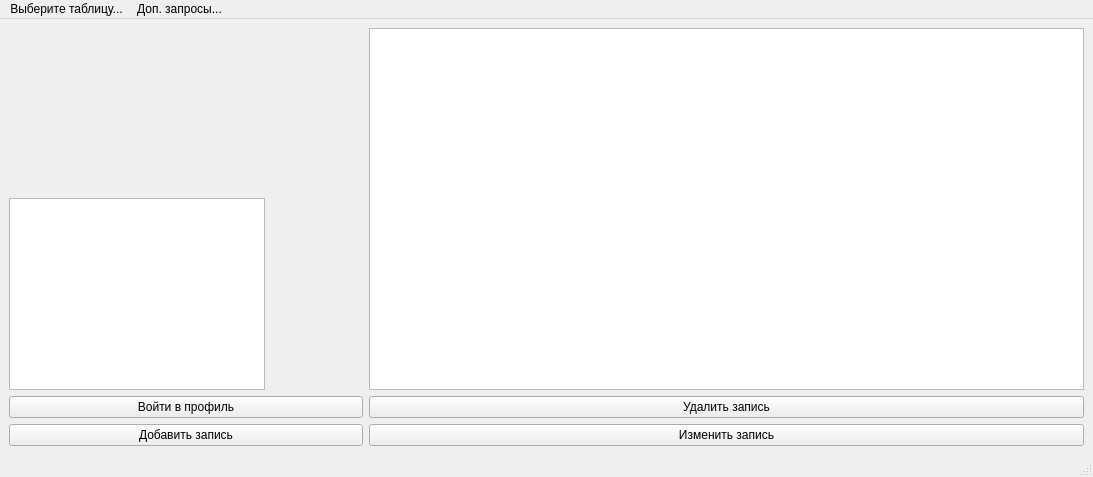
The window that CourseDB-2/mainwindow.ui (RDaniil1/SQLcourse) describes before a commit, drawn with Qt 5.
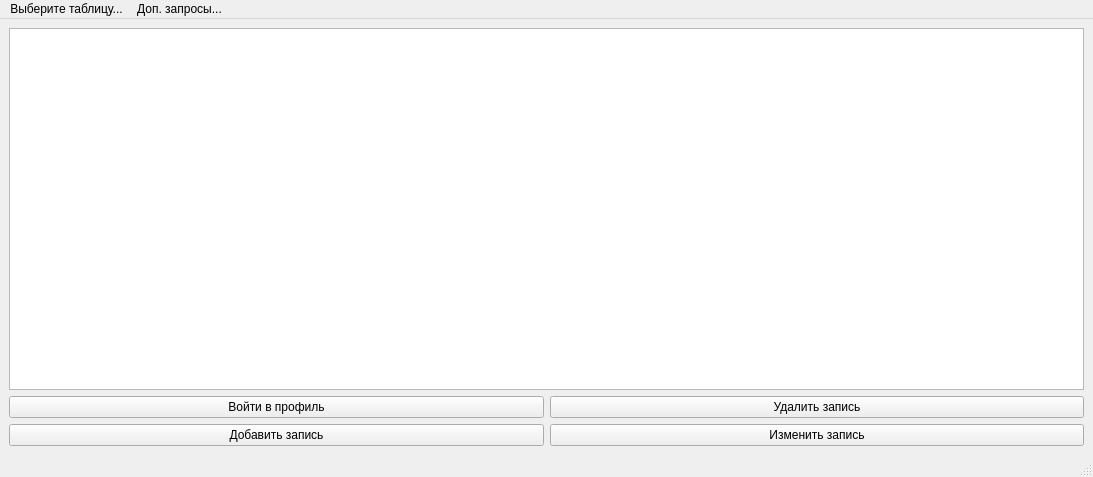
The same window after the commit.

Diff of the .ui file:
```diff
--- a/CourseDB-2/mainwindow.ui
+++ b/CourseDB-2/mainwindow.ui
@@ -17,16 +17,6 @@
    <layout class="QVBoxLayout" name="verticalLayout">
     <item>
      <layout class="QGridLayout" name="gridLayout">
-      <item row="2" column="1" alignment="Qt::AlignLeft|Qt::AlignBottom">
-       <widget class="QListWidget" name="listWidget"/>
-      </item>
-      <item row="4" column="1">
-       <widget class="QPushButton" name="addButton">
-        <property name="text">
-         <string>Добавить запись</string>
-        </property>
-       </widget>
-      </item>
       <item row="4" column="3" colspan="2">
        <widget class="QPushButton" name="editButton">
         <property name="text">
@@ -41,21 +31,21 @@
         </property>
        </widget>
       </item>
-      <item row="3" column="1">
+      <item row="3" column="1" colspan="2">
        <widget class="QPushButton" name="loginButton">
         <property name="text">
          <string>Войти в профиль</string>
         </property>
        </widget>
       </item>
-      <item row="1" column="1" alignment="Qt::AlignBottom">
-       <widget class="QLabel" name="label">
+      <item row="4" column="1" colspan="2">
+       <widget class="QPushButton" name="addButton">
         <property name="text">
-         <string/>
+         <string>Добавить запись</string>
         </property>
        </widget>
       </item>
-      <item row="1" column="3" rowspan="2" colspan="2">
+      <item row="1" column="1" rowspan="2" colspan="4">
        <widget class="QTableView" name="tableView"/>
       </item>
      </layout>
```
Left out of the diff: 2 changed lines with no effect on the pictures.
